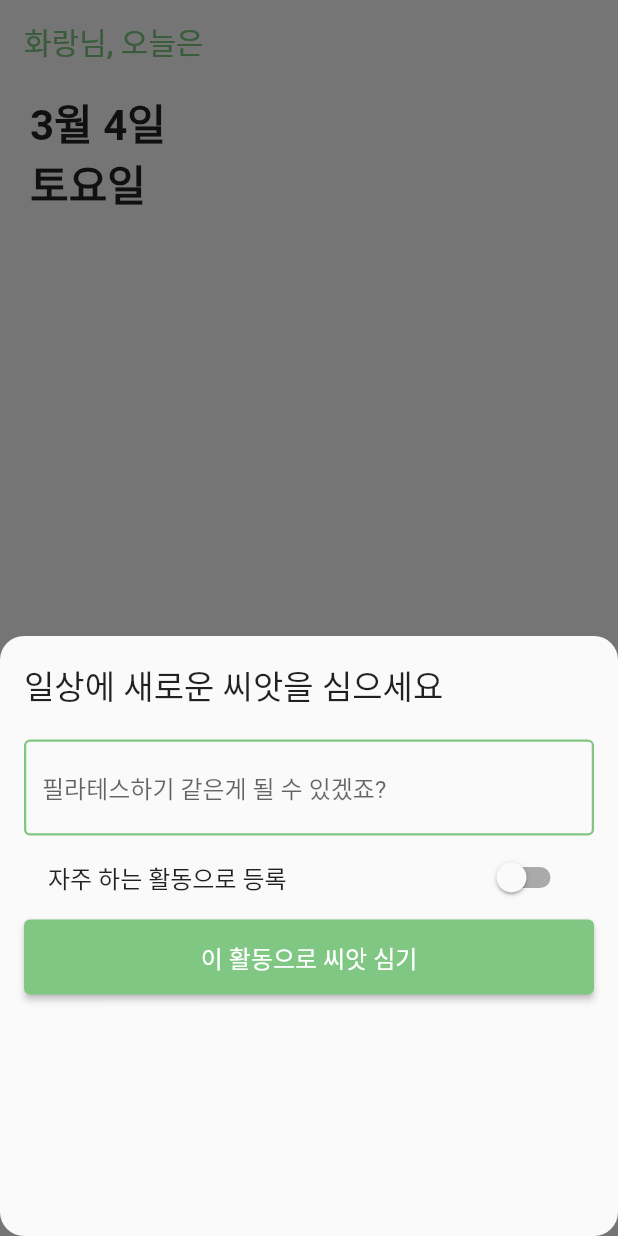
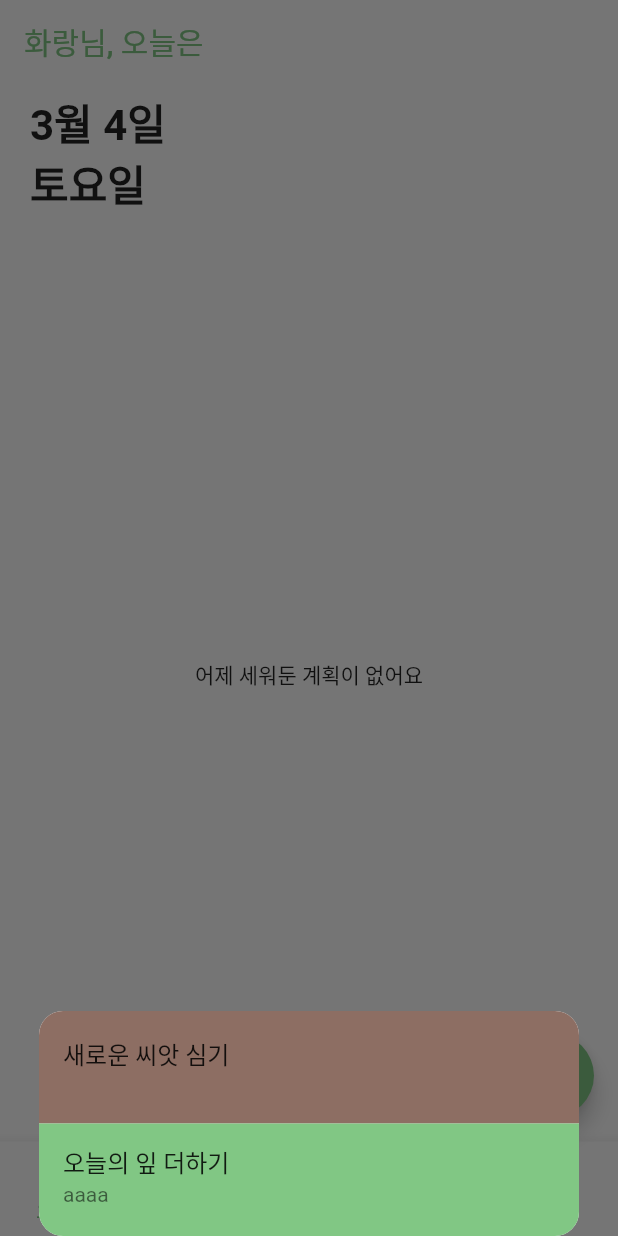
Before and after one commit to leehwarang/fluttering-flutter, a Flutter app: the screen it shows after launch, after a tap on the "add" icon, on a phone screen of 412 x 824 dp. Run offline on Flutter 3.47's test engine with Material 2 defaults, Android fonts, the phone set to English and light mode, and no system bars; our stand-ins replace shared_preferences.

Commit message:
feat: 중간에 선택하는 bottomSheet 추가

```diff
--- a/lib/navigator/main_navigator.dart
+++ b/lib/navigator/main_navigator.dart
@@ -24,7 +24,7 @@ class MainNavigator extends StatelessWidget {
 
     int currentIndex = _bottomNavigationBarProvider.selectedTabIndex;
 
-    void openAddBottomSheet() {
+    void opeNewLeafBottomSheet() {
       final String title =
           _bottomNavigationBarProvider.leafType == "today" ? "오늘의 잎" : "내일의 잎";
 
@@ -37,6 +37,64 @@ class MainNavigator extends StatelessWidget {
         context: context,
         builder: (BuildContext context) {
           return NewLeafBottomSheet(title: title);
+        },
+      );
+    }
+
+    void openAddBottomSheet() {
+      final String secondRowTitle =
+          _bottomNavigationBarProvider.leafType == "today"
+              ? "오늘의 잎 더하기"
+              : "내일의 잎 더하기";
+
+      showModalBottomSheet<void>(
+        shape: const RoundedRectangleBorder(
+          borderRadius: BorderRadius.all(
+            Radius.circular(16.0),
+          ),
+        ),
+        context: context,
+        useSafeArea: true,
+        constraints: const BoxConstraints(
+          maxWidth: 360,
+        ),
+        builder: (BuildContext context) {
+          return SizedBox(
+            height: 150,
+            child: Container(
+              child: Column(
+                children: [
+                  Expanded(
+                    child: ListTile(
+                      onTap: () =>
+                          {Navigator.pop(context), opeNewLeafBottomSheet()},
+                      shape: const RoundedRectangleBorder(
+                        borderRadius: BorderRadius.only(
+                          topLeft: Radius.circular(16),
+                          topRight: Radius.circular(16),
+                        ),
+                      ),
+                      title: const Text("새로운 씨앗 심기"),
+                      tileColor: Colors.brown.shade400,
+                    ),
+                  ),
+                  Expanded(
+                    child: ListTile(
+                      shape: const RoundedRectangleBorder(
+                        borderRadius: BorderRadius.only(
+                          bottomLeft: Radius.circular(16),
+                          bottomRight: Radius.circular(16),
+                        ),
+                      ),
+                      title: Text(secondRowTitle),
+                      subtitle: const Text("aaaa"),
+                      tileColor: Colors.green.shade300,
+                    ),
+                  )
+                ],
+              ),
+            ),
+          );
         },
       );
     }
--- a/lib/widgets/new_leaf_bottomsheet.dart
+++ b/lib/widgets/new_leaf_bottomsheet.dart
@@ -57,13 +57,13 @@ class _NewLeafBottomSheetState extends State<NewLeafBottomSheet> {
                 focusedBorder: OutlineInputBorder(
                   borderSide: BorderSide(
                     width: 1.5,
-                    color: Colors.green.shade300,
+                    color: Colors.brown.shade400,
                   ),
                 ),
                 enabledBorder: OutlineInputBorder(
                   borderSide: BorderSide(
                     width: 1.5,
-                    color: Colors.green.shade300,
+                    color: Colors.brown.shade400,
                   ),
                 ),
                 hintText: '필라테스하기 같은게 될 수 있겠죠?',
@@ -86,7 +86,7 @@ class _NewLeafBottomSheetState extends State<NewLeafBottomSheet> {
               //  minimumSize: const Size.fromHeight(50), // NEW
               style: ElevatedButton.styleFrom(
                 minimumSize: const Size.fromHeight(50),
-                backgroundColor: Colors.green.shade300,
+                backgroundColor: Colors.brown.shade400,
                 textStyle: const TextStyle(
                   fontSize: 16,
                   fontWeight: FontWeight.w500,
```
